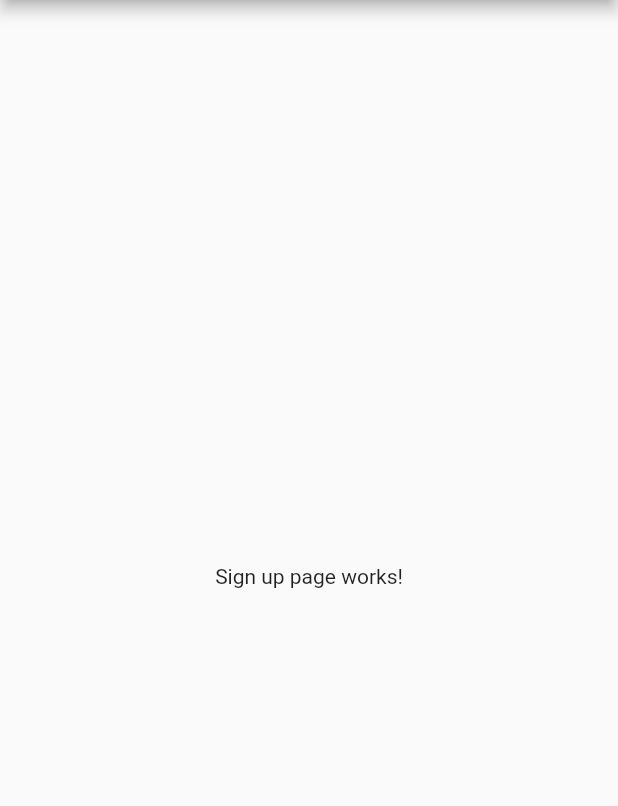
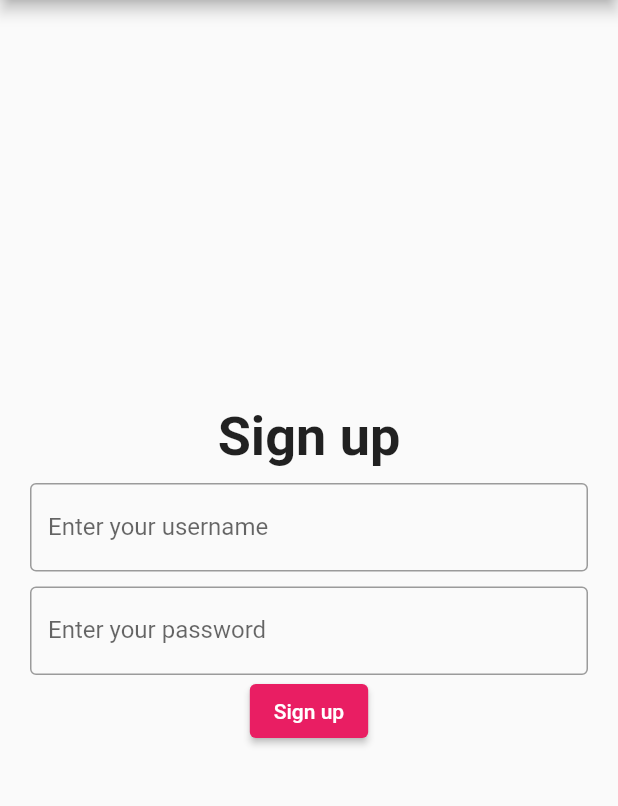
Before and after one commit to taiprogramer/simple-poker-game, a Flutter app: the SignUpPage screen opened by its route, on a phone screen of 412 x 824 dp, the part 84-890 px from its top. Run offline on Flutter 3.47's test engine with Material 2 defaults, Android fonts, the phone set to English and light mode, and no system bars.

Commit message:
[app: sign up page: add form]

```diff
--- a/app_frontend/simple_poker_game/lib/main.dart
+++ b/app_frontend/simple_poker_game/lib/main.dart
@@ -69,6 +69,66 @@ class SignInPage extends StatelessWidget {
   }
 }
 
+class SignUpForm extends StatefulWidget {
+  const SignUpForm({Key? key}) : super(key: key);
+
+  @override
+  SignUpFormState createState() {
+    return SignUpFormState();
+  }
+}
+
+class SignUpFormState extends State<SignUpForm> {
+  final _formKey = GlobalKey<FormState>();
+  @override
+  Widget build(BuildContext context) {
+    return Form(
+      key: _formKey,
+      child: Column(
+        mainAxisAlignment: MainAxisAlignment.center,
+        children: [
+          const Text(
+            'Sign up',
+            style: TextStyle(fontWeight: FontWeight.bold, fontSize: 36.0),
+          ),
+          Container(
+              margin: const EdgeInsets.only(top: 10.0),
+              child: TextFormField(
+                validator: (value) {
+                  if (value == null || value.isEmpty) {
+                    return 'Please enter your username';
+                  }
+                  return null;
+                },
+                decoration: const InputDecoration(
+                    border: OutlineInputBorder(),
+                    labelText: 'Enter your username'),
+              )),
+          Container(
+              margin: const EdgeInsets.only(top: 10.0),
+              child: TextFormField(
+                obscureText: true,
+                validator: (value) {
+                  if (value == null || value.isEmpty) {
+                    return 'Please enter your password';
+                  }
+                  return null;
+                },
+                decoration: const InputDecoration(
+                    border: OutlineInputBorder(),
+                    labelText: 'Enter your password'),
+              )),
+          ElevatedButton(
+              onPressed: () {
+                if (_formKey.currentState!.validate()) {}
+              },
+              child: const Text('Sign up'))
+        ],
+      ),
+    );
+  }
+}
+
 class SignUpPage extends StatelessWidget {
   static const String routeName = '/signUp';
   const SignUpPage({Key? key, this.title = 'Simple Poker Game'})
@@ -80,6 +140,7 @@ class SignUpPage extends StatelessWidget {
   Widget build(BuildContext context) {
     return Scaffold(
         appBar: AppBar(title: Text(title)),
-        body: const Center(child: Text('Sign up page works!')));
+        body: Container(
+            padding: const EdgeInsets.all(20.0), child: const SignUpForm()));
   }
 }
```
